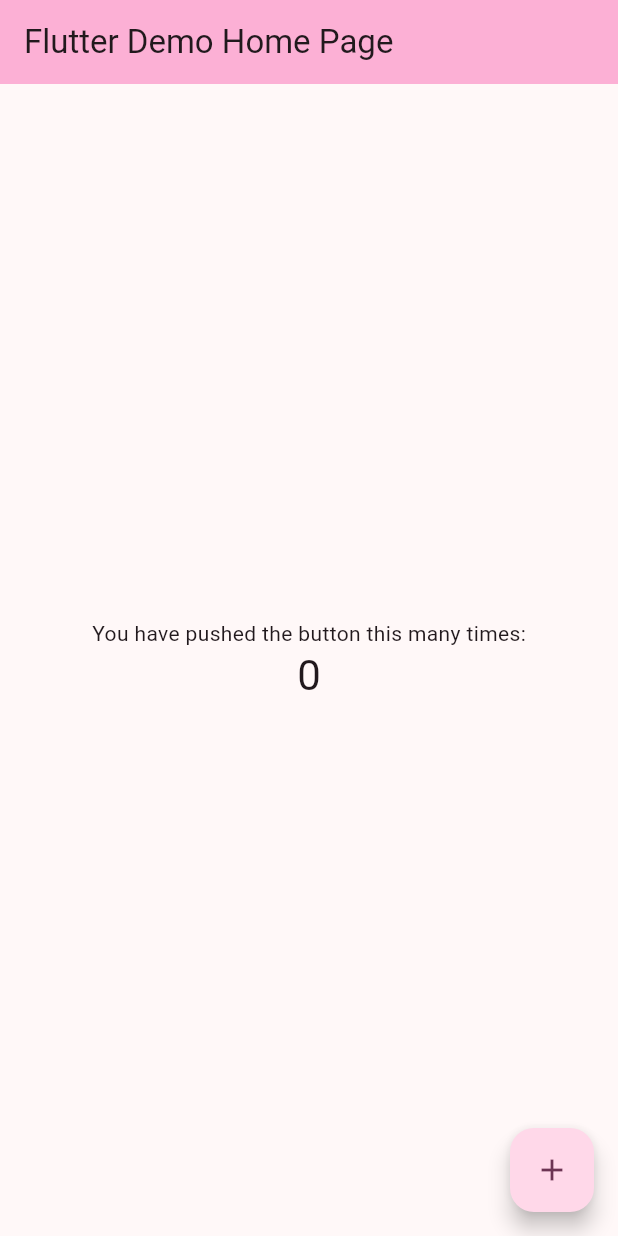
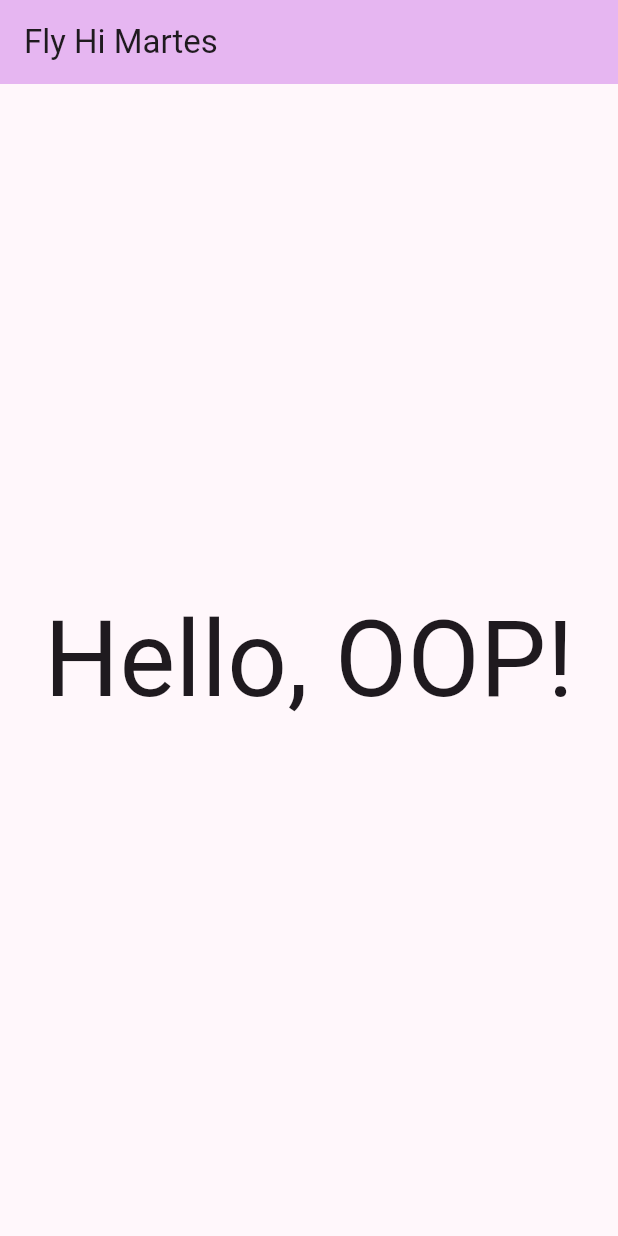
Before and after one commit to Shiel-Hambhorgaur/my_oop_app, a Flutter app: the screen it shows after launch, on a phone screen of 412 x 824 dp. Run offline on Flutter 3.47's test engine with Material 3 defaults, Android fonts, the phone set to English and light mode, and no system bars.

Commit message:
Update main.dart

```diff
--- a/lib/main.dart
+++ b/lib/main.dart
@@ -11,7 +11,7 @@ class MyApp extends StatelessWidget {
   @override
   Widget build(BuildContext context) {
     return MaterialApp(
-      title: 'Flutter Demo',
+      title: 'Fly Hi Martess',
       theme: ThemeData(
         // This is the theme of your application.
         //
@@ -28,9 +28,9 @@ class MyApp extends StatelessWidget {
         //
         // This works for code too, not just values: Most code changes can be
         // tested with just a hot reload.
-        colorScheme: ColorScheme.fromSeed(seedColor: const Color.fromARGB(255, 250, 81, 185)),
+        colorScheme: ColorScheme.fromSeed(seedColor: const Color.fromARGB(255, 81, 3, 107)),
       ),
-      home: const MyHomePage(title: 'Flutter Demo Home Page'),
+      home: const MyHomePage(title: 'Fly Hi Martes'),
     );
   }
 }
@@ -54,19 +54,6 @@ class MyHomePage extends StatefulWidget {
 }
 
 class _MyHomePageState extends State<MyHomePage> {
-  int _counter = 0;
-
-  void _incrementCounter() {
-    setState(() {
-      // This call to setState tells the Flutter framework that something has
-      // changed in this State, which causes it to rerun the build method below
-      // so that the display can reflect the updated values. If we changed
-      // _counter without calling setState(), then the build method would not be
-      // called again, and so nothing would appear to happen.
-      _counter++;
-    });
-  }
-
   @override
   Widget build(BuildContext context) {
     // This method is rerun every time setState is called, for instance as done
@@ -85,38 +72,14 @@ class _MyHomePageState extends State<MyHomePage> {
         // the App.build method, and use it to set our appbar title.
         title: Text(widget.title),
       ),
-      body: Center(
+      body: const Center(
         // Center is a layout widget. It takes a single child and positions it
         // in the middle of the parent.
-        child: Column(
-          // Column is also a layout widget. It takes a list of children and
-          // arranges them vertically. By default, it sizes itself to fit its
-          // children horizontally, and tries to be as tall as its parent.
-          //
-          // Column has various properties to control how it sizes itself and
-          // how it positions its children. Here we use mainAxisAlignment to
-          // center the children vertically; the main axis here is the vertical
-          // axis because Columns are vertical (the cross axis would be
-          // horizontal).
-          //
-          // TRY THIS: Invoke "debug painting" (choose the "Toggle Debug Paint"
-          // action in the IDE, or press "p" in the console), to see the
-          // wireframe for each widget.
-          mainAxisAlignment: MainAxisAlignment.center,
-          children: <Widget>[
-            const Text('You have pushed the button this many times:'),
-            Text(
-              '$_counter',
-              style: Theme.of(context).textTheme.headlineMedium,
-            ),
-          ],
+        child: Text(
+          'Hello, OOP!',
+          style: TextStyle(fontSize: 70),
         ),
       ),
-      floatingActionButton: FloatingActionButton(
-        onPressed: _incrementCounter,
-        tooltip: 'Increment',
-        child: const Icon(Icons.add),
-      ), // This trailing comma makes auto-formatting nicer for build methods.
     );
   }
 }
```
